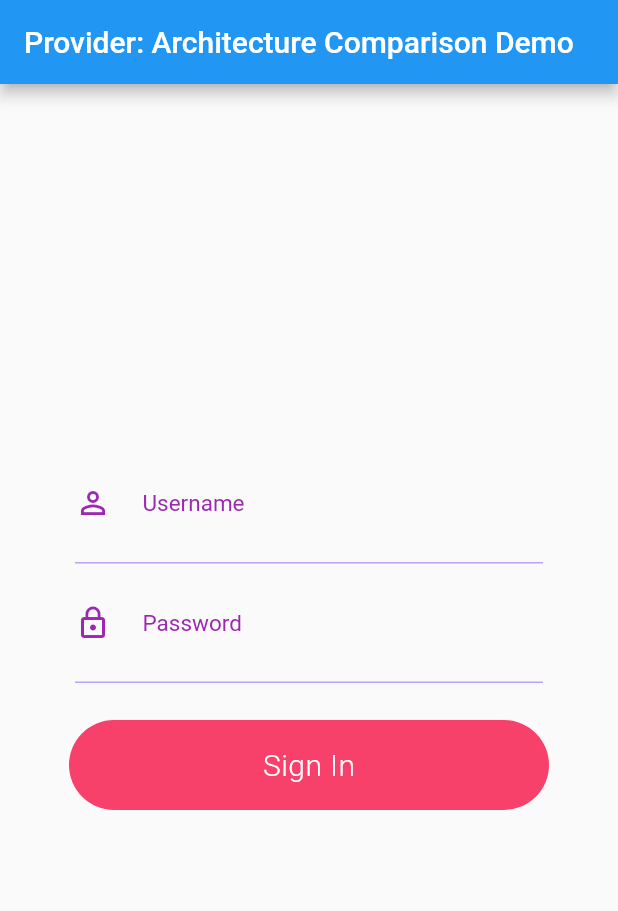
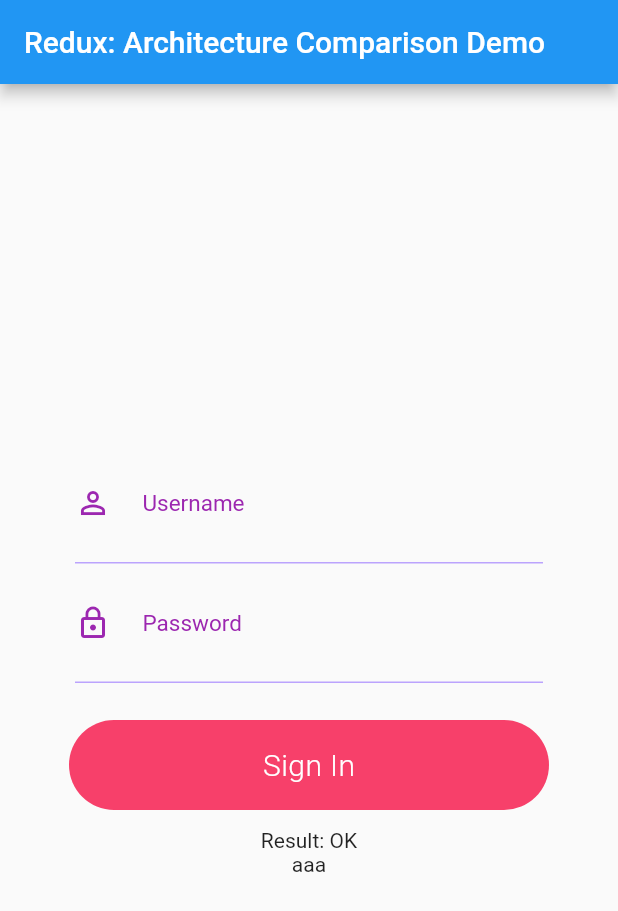
Before and after one commit to kosiara/bloc-vs-pprov-vs-redux, a Flutter app: the screen it shows after launch, on a phone screen of 412 x 824 dp. Shown: the top 911 px of the screen. Run offline on Flutter 3.47's test engine with Material 2 defaults, Android fonts, the phone set to English and light mode, and no system bars; our stand-ins replace flutter_redux, redux.

Commit message:
redux example - global store

```diff
--- a/flutter_arch/lib/app.dart
+++ b/flutter_arch/lib/app.dart
@@ -1,22 +1,34 @@
 import 'package:flutter/material.dart';
-import 'package:flutter_arch/arch/bloc_examp.dart';
-import 'package:flutter_arch/arch/provider_examp.dart';
+import 'package:flutter_arch/arch/redux/middleware/store_login_middleware.dart';
+import 'package:flutter_arch/arch/redux/model/app_state.dart';
 import 'package:flutter_arch/arch/redux/page/page_redux.dart';
+import 'package:flutter_arch/arch/redux/reducer/reducer_app_state.dart';
+import 'package:flutter_redux/flutter_redux.dart';
+import 'package:redux/redux.dart';
 
 class ArchApp extends StatelessWidget {
+  // Needed ONLY for REDUX example
+  final store = Store<AppState>(
+    appReducer,
+    initialState: AppState.noLoggedUser(),
+    middleware: createStoreLoginMiddleware(),
+  );
+
   // This widget is the root of your application.
   @override
   Widget build(BuildContext context) {
-    return MaterialApp(
-      title: 'Architecture Comparison Demo',
-      theme: ThemeData(
-        primarySwatch: Colors.blue,
+    return StoreProvider(
+      store: store,
+      child: MaterialApp(
+        title: 'Architecture Comparison Demo',
+        theme: ThemeData(
+          primarySwatch: Colors.blue,
+        ),
+        home:
+            //ProviderExamplePage(title: 'Provider: Architecture Comparison Demo'),
+            //BlocExamplePage(title: 'Provider: Architecture Comparison Demo'),
+            ReduxExamplePage(title: 'Redux: Architecture Comparison Demo'),
       ),
-      home:
-        ProviderExamplePage(title: 'Provider: Architecture Comparison Demo'),
-        //BlocExamplePage(title: 'Provider: Architecture Comparison Demo'),
-        //ReduxExamplePage(title: 'Redux: Architecture Comparison Demo'),
-
     );
   }
 }
```
